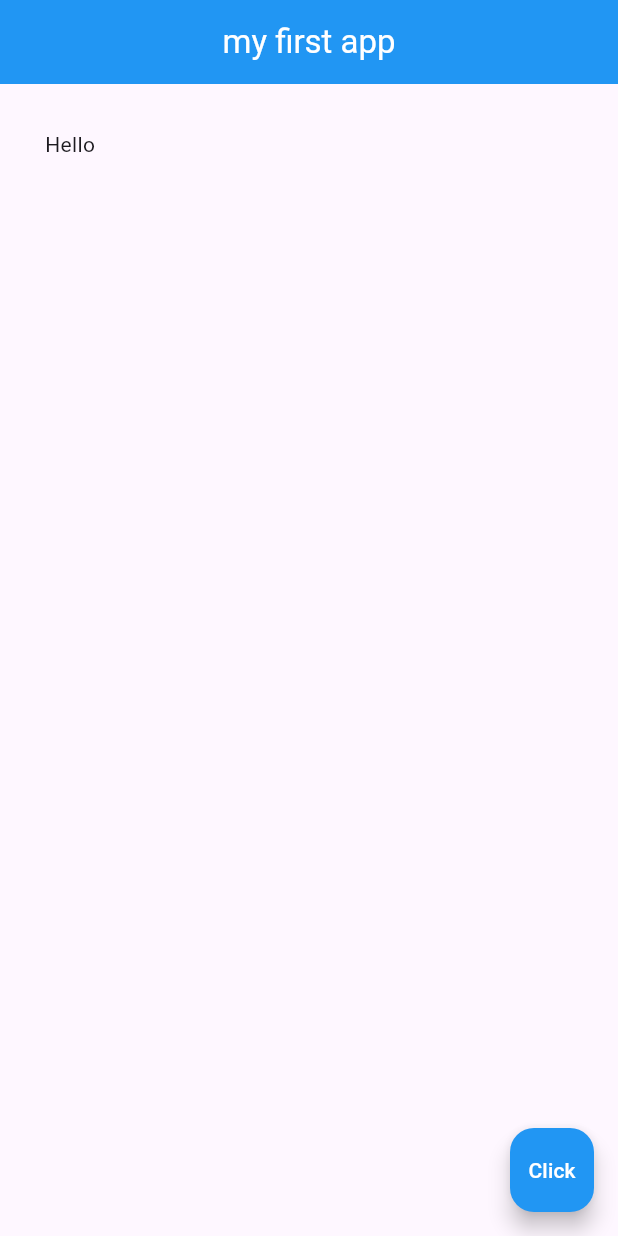
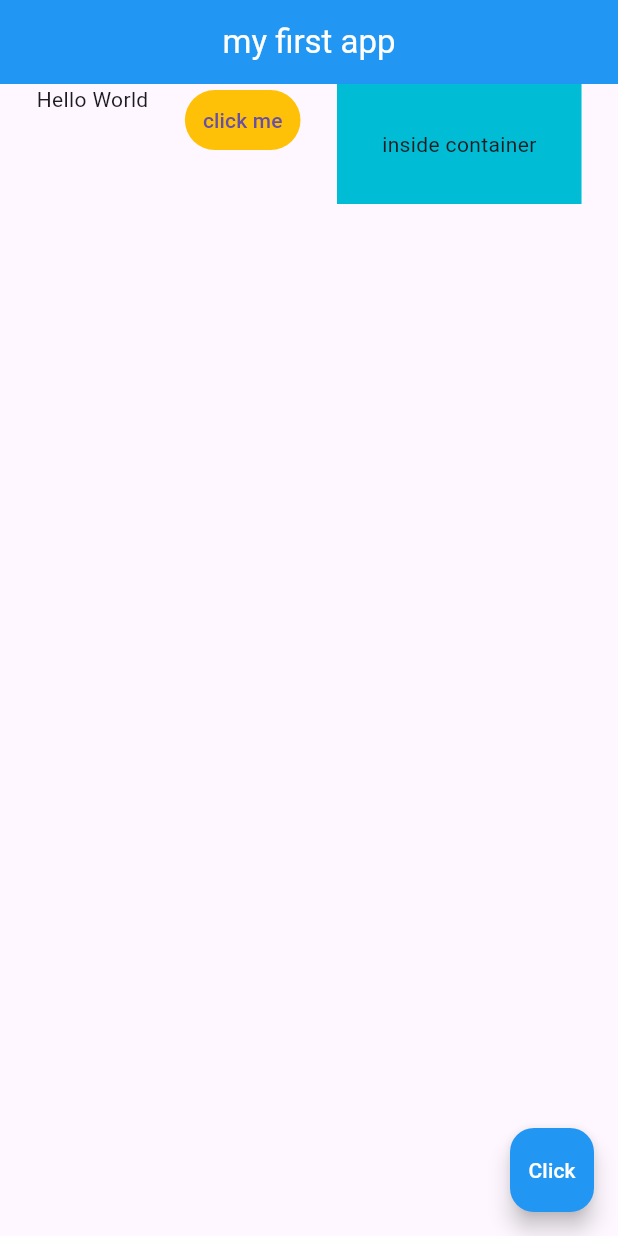
Before and after one commit to Prihantoedi/FlutterTest, a Flutter app: the screen it shows after launch, on a phone screen of 412 x 824 dp. Run offline on Flutter 3.47's test engine with Material 3 defaults, Android fonts, the phone set to English and light mode, and no system bars.

Commit message:
how to use rows in flutter layout

```diff
--- a/lib/main.dart
+++ b/lib/main.dart
@@ -20,9 +20,24 @@ class Home extends StatelessWidget{
           backgroundColor: Colors.blue,
           centerTitle: true,
         ),
-        body: Padding(
-          padding: EdgeInsets.all(30.0),
-          child: Text('Hello'),
+        body: Row(
+          mainAxisAlignment: MainAxisAlignment.spaceEvenly,
+          crossAxisAlignment: CrossAxisAlignment.start,
+          children: <Widget>[
+            Text('Hello World'),
+            TextButton(
+                onPressed: (){},
+                style: TextButton.styleFrom(
+                  backgroundColor: Colors.amber,
+                ),
+                child: Text('click me'),
+            ),
+            Container(
+              color: Colors.cyan,
+              padding: EdgeInsets.all(30.0),
+              child: Text('inside container'),
+            )
+          ],
         ),
         floatingActionButton: FloatingActionButton(
           onPressed: (){},
```
